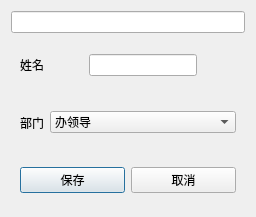
First picture: the form in info.ui, repository EsZHU/QtExamSystem, before the edit.
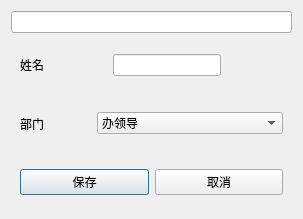
Second picture: the form after the edit.

Diff of the .ui file:
```diff
--- a/info.ui
+++ b/info.ui
@@ -6,8 +6,8 @@
    <rect>
     <x>0</x>
     <y>0</y>
-    <width>206</width>
-    <height>217</height>
+    <width>303</width>
+    <height>219</height>
    </rect>
   </property>
   <property name="windowTitle">
```
